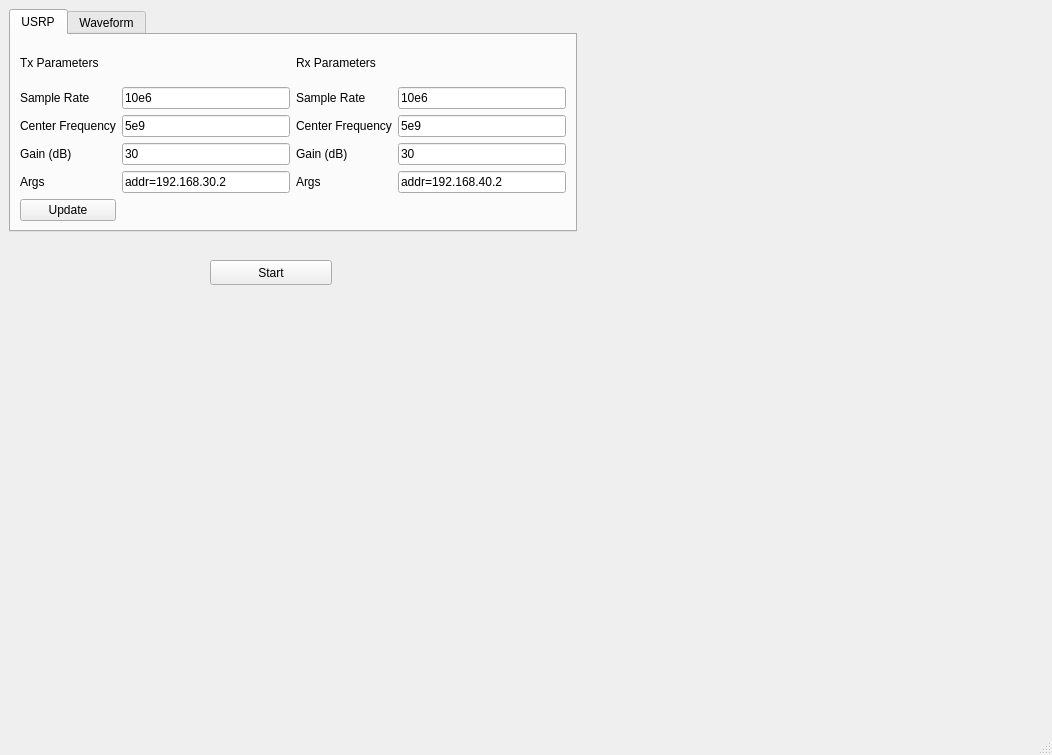
Old version of the form ui/radar_window.ui in the repository ShaneFlandermeyer/uhd-radar.
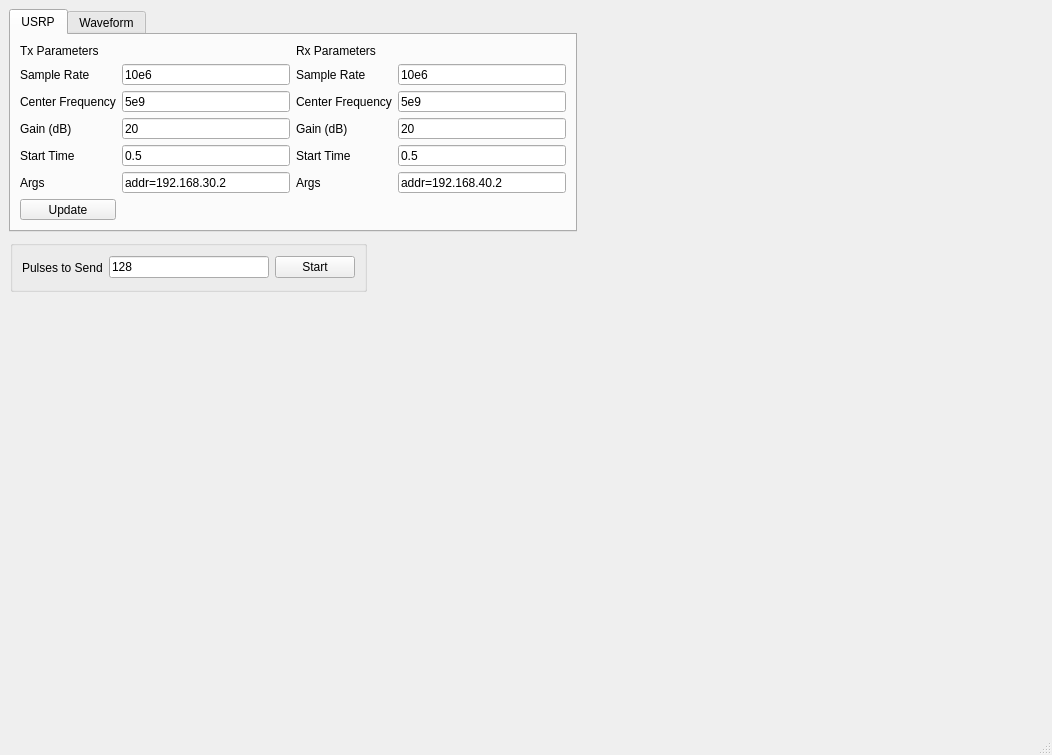
New version of the form.

Commit message: Added arguments for start time and number of pulses to send

The edit to the form file:
```diff
--- a/ui/radar_window.ui
+++ b/ui/radar_window.ui
@@ -34,6 +34,13 @@
       <string>USRP</string>
      </attribute>
      <layout class="QGridLayout" name="gridLayout_2">
+      <item row="1" column="0">
+       <widget class="QLabel" name="label_5">
+        <property name="text">
+         <string>Sample Rate</string>
+        </property>
+       </widget>
+      </item>
       <item row="0" column="0">
        <widget class="QLabel" name="label_3">
         <property name="text">
@@ -41,31 +48,10 @@
         </property>
        </widget>
       </item>
-      <item row="0" column="2">
-       <widget class="QLabel" name="label_10">
+      <item row="3" column="2">
+       <widget class="QLabel" name="label_9">
         <property name="text">
-         <string>Rx Parameters</string>
-        </property>
-       </widget>
-      </item>
-      <item row="1" column="0">
-       <widget class="QLabel" name="label_5">
-        <property name="text">
-         <string>Sample Rate</string>
-        </property>
-       </widget>
-      </item>
-      <item row="1" column="1">
-       <widget class="QLineEdit" name="tx_rate">
-        <property name="text">
-         <string>10e6</string>
-        </property>
-       </widget>
-      </item>
-      <item row="1" column="2">
-       <widget class="QLabel" name="label_8">
-        <property name="text">
-         <string>Sample Rate</string>
+         <string>Gain (dB)</string>
         </property>
        </widget>
       </item>
@@ -76,10 +62,17 @@
         </property>
        </widget>
       </item>
-      <item row="2" column="0">
-       <widget class="QLabel" name="label_6">
+      <item row="3" column="0">
+       <widget class="QLabel" name="label">
         <property name="text">
-         <string>Center Frequency</string>
+         <string>Gain (dB)</string>
+        </property>
+       </widget>
+      </item>
+      <item row="8" column="0">
+       <widget class="QPushButton" name="usrp_update_button">
+        <property name="text">
+         <string>Update</string>
         </property>
        </widget>
       </item>
@@ -90,6 +83,27 @@
         </property>
        </widget>
       </item>
+      <item row="1" column="1">
+       <widget class="QLineEdit" name="tx_rate">
+        <property name="text">
+         <string>10e6</string>
+        </property>
+       </widget>
+      </item>
+      <item row="5" column="1">
+       <widget class="QLineEdit" name="tx_args">
+        <property name="text">
+         <string>addr=192.168.30.2</string>
+        </property>
+       </widget>
+      </item>
+      <item row="5" column="3">
+       <widget class="QLineEdit" name="rx_args">
+        <property name="text">
+         <string>addr=192.168.40.2</string>
+        </property>
+       </widget>
+      </item>
       <item row="2" column="2">
        <widget class="QLabel" name="label_7">
         <property name="text">
@@ -97,73 +111,87 @@
         </property>
        </widget>
       </item>
-      <item row="2" column="3">
-       <widget class="QLineEdit" name="rx_freq">
+      <item row="5" column="0">
+       <widget class="QLabel" name="label_2">
         <property name="text">
-         <string>5e9</string>
-        </property>
-       </widget>
-      </item>
-      <item row="3" column="0">
-       <widget class="QLabel" name="label">
-        <property name="text">
-         <string>Gain (dB)</string>
+         <string>Args</string>
         </property>
        </widget>
       </item>
       <item row="3" column="1">
        <widget class="QLineEdit" name="tx_gain">
         <property name="text">
-         <string>30</string>
+         <string>20</string>
         </property>
        </widget>
       </item>
-      <item row="3" column="2">
-       <widget class="QLabel" name="label_9">
+      <item row="0" column="2">
+       <widget class="QLabel" name="label_10">
         <property name="text">
-         <string>Gain (dB)</string>
+         <string>Rx Parameters</string>
         </property>
        </widget>
       </item>
       <item row="3" column="3">
        <widget class="QLineEdit" name="rx_gain">
         <property name="text">
-         <string>30</string>
+         <string>20</string>
         </property>
        </widget>
       </item>
-      <item row="4" column="0">
-       <widget class="QLabel" name="label_2">
-        <property name="text">
-         <string>Args</string>
-        </property>
-       </widget>
-      </item>
-      <item row="4" column="1">
-       <widget class="QLineEdit" name="tx_args">
-        <property name="text">
-         <string>addr=192.168.30.2</string>
-        </property>
-       </widget>
-      </item>
-      <item row="4" column="2">
+      <item row="5" column="2">
        <widget class="QLabel" name="label_4">
         <property name="text">
          <string>Args</string>
         </property>
        </widget>
       </item>
+      <item row="1" column="2">
+       <widget class="QLabel" name="label_8">
+        <property name="text">
+         <string>Sample Rate</string>
+        </property>
+       </widget>
+      </item>
+      <item row="2" column="0">
+       <widget class="QLabel" name="label_6">
+        <property name="text">
+         <string>Center Frequency</string>
+        </property>
+       </widget>
+      </item>
+      <item row="2" column="3">
+       <widget class="QLineEdit" name="rx_freq">
+        <property name="text">
+         <string>5e9</string>
+        </property>
+       </widget>
+      </item>
+      <item row="4" column="0">
+       <widget class="QLabel" name="label_15">
+        <property name="text">
+         <string>Start Time</string>
+        </property>
+       </widget>
+      </item>
+      <item row="4" column="1">
+       <widget class="QLineEdit" name="tx_start_time">
+        <property name="text">
+         <string>0.5</string>
+        </property>
+       </widget>
+      </item>
       <item row="4" column="3">
-       <widget class="QLineEdit" name="rx_args">
+       <widget class="QLineEdit" name="rx_start_time">
         <property name="text">
-         <string>addr=192.168.40.2</string>
+         <string>0.5</string>
         </property>
        </widget>
       </item>
-      <item row="5" column="0">
-       <widget class="QPushButton" name="usrp_update_button">
+      <item row="4" column="2">
+       <widget class="QLabel" name="label_16">
         <property name="text">
-         <string>Update</string>
+         <string>Start Time</string>
         </property>
        </widget>
       </item>
@@ -240,18 +268,38 @@
      </layout>
     </widget>
    </widget>
-   <widget class="QPushButton" name="start_button">
+   <widget class="QGroupBox" name="gridGroupBox">
     <property name="geometry">
      <rect>
-      <x>210</x>
-      <y>260</y>
-      <width>122</width>
-      <height>25</height>
+      <x>10</x>
+      <y>240</y>
+      <width>357</width>
+      <height>52</height>
      </rect>
     </property>
-    <property name="text">
-     <string>Start</string>
-    </property>
+    <layout class="QHBoxLayout" name="horizontalLayout">
+     <item>
+      <widget class="QLabel" name="label_17">
+       <property name="text">
+        <string>Pulses to Send</string>
+       </property>
+      </widget>
+     </item>
+     <item>
+      <widget class="QLineEdit" name="num_pulses_tx">
+       <property name="text">
+        <string>128</string>
+       </property>
+      </widget>
+     </item>
+     <item>
+      <widget class="QPushButton" name="start_button">
+       <property name="text">
+        <string>Start</string>
+       </property>
+      </widget>
+     </item>
+    </layout>
    </widget>
   </widget>
   <widget class="QStatusBar" name="statusbar"/>
```
The commit also changes 3 other files.
